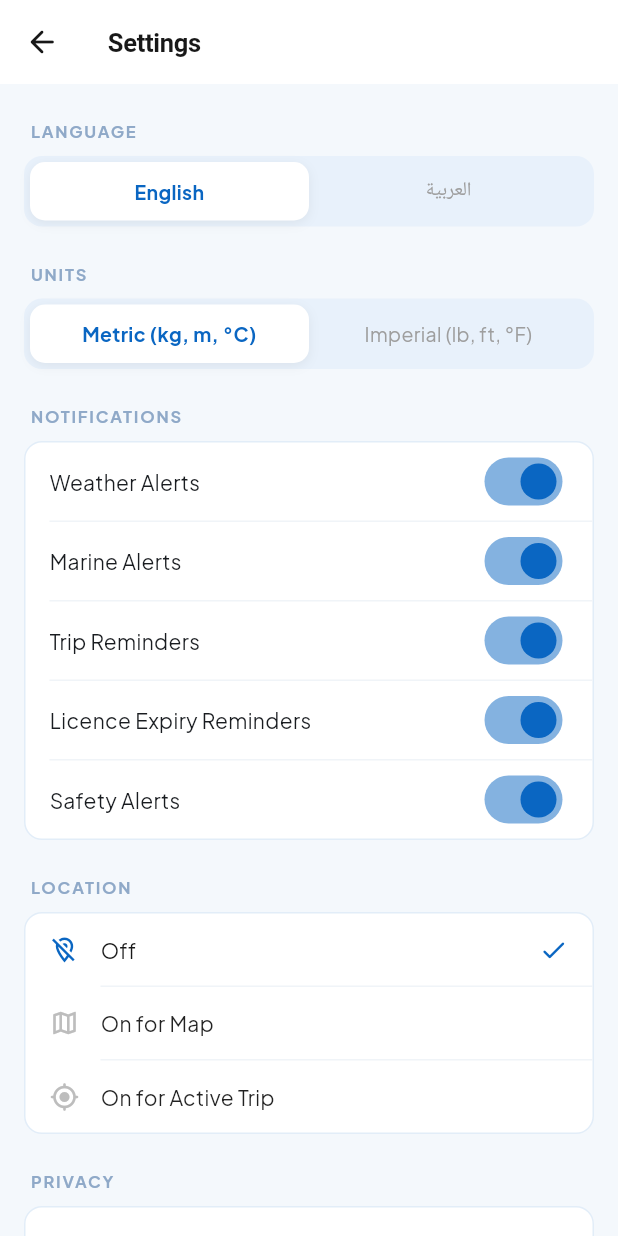
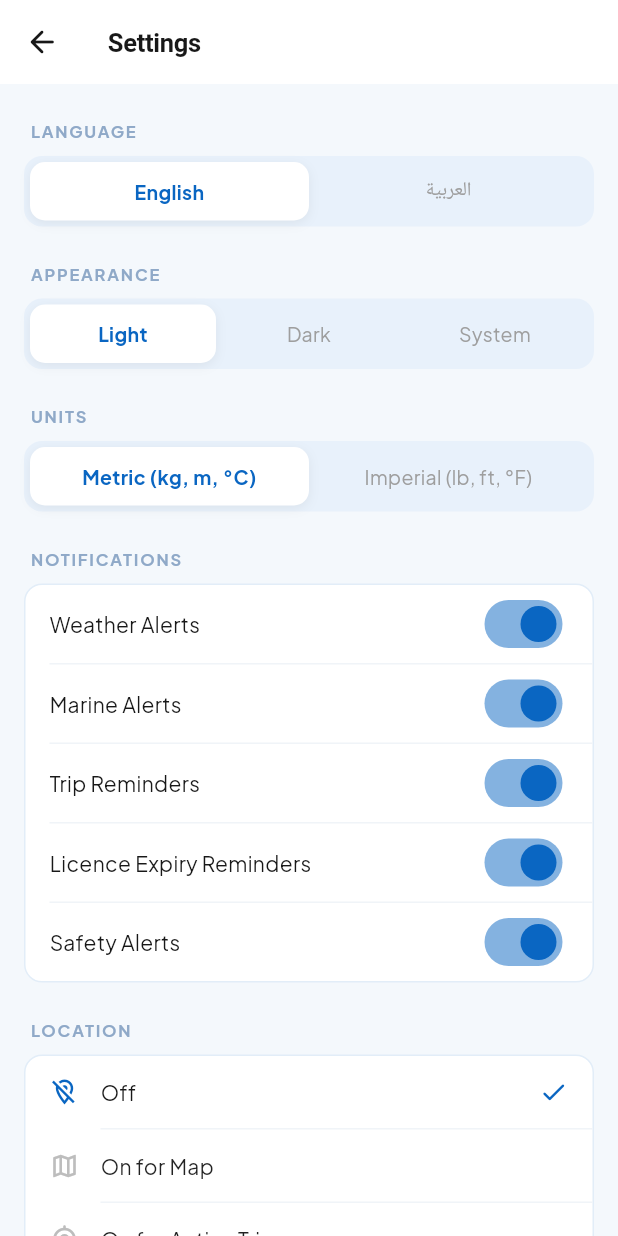
Before and after one commit to Sonalhegde/BAHHAR, a Flutter app: the ProfileSettingsScreen screen opened by its route, on a phone screen of 412 x 824 dp. Run offline on Flutter 3.47's test engine with Material 3 defaults, Android fonts, the phone set to English and light mode, and no system bars; our stand-ins replace cloud_firestore, firebase_auth, firebase_core, firebase_messaging, flutter_riverpod, geolocator and 7 more; missing offline and left inert: maplibre_gl; accounts and stored records are empty.

Commit message:
feat(theme): add real dark theme via AppColorTokens ThemeExtension
- app_color_tokens.dart: ThemeExtension with contrast-checked .light/.dark
  instances (dark seeded from the unused night palette, WCAG-AA measured)
  plus a context.colors accessor for the Step 3 migration.
- app_theme.dart: coastalLightTheme + a genuine coastalDarkTheme built from a
  shared _build(); each registers its AppColorTokens and a real ColorScheme.
- app_text_styles.dart: strip the hardcoded primary-ink colour so the 8
  text-primary styles inherit the ambient (now theme-aware) ink; muted
  secondary/tertiary styles kept explicit pending Step 3.
- prefs_service + preferences_provider: persist ThemeMode as a string
  (light/dark/system), read on init, saved via setThemeMode.
- app.dart: pass theme + darkTheme + watched themeMode to MaterialApp.router.
- profile_settings_screen: Light/Dark/System segmented selector.

```diff
--- a/lib/app.dart
+++ b/lib/app.dart
@@ -11,6 +11,7 @@ class BahharApp extends ConsumerWidget {
   @override
   Widget build(BuildContext context, WidgetRef ref) {
     final isArabic = ref.watch(isArabicProvider);
+    final themeMode = ref.watch(preferencesProvider).themeMode;
 
     return Directionality(
       textDirection: isArabic ? TextDirection.rtl : TextDirection.ltr,
@@ -18,7 +19,8 @@ class BahharApp extends ConsumerWidget {
         title: 'BAHHAR',
         debugShowCheckedModeBanner: false,
         theme: AppTheme.coastalLightTheme(isArabic: isArabic),
-        themeMode: ThemeMode.light,
+        darkTheme: AppTheme.coastalDarkTheme(isArabic: isArabic),
+        themeMode: themeMode,
         locale: isArabic ? const Locale('ar', 'OM') : const Locale('en', 'OM'),
         supportedLocales: const [
           Locale('en', 'OM'),
--- a/lib/core/providers/preferences_provider.dart
+++ b/lib/core/providers/preferences_provider.dart
@@ -53,13 +53,17 @@ class UserPreferences {
 class PreferencesNotifier extends StateNotifier<UserPreferences> {
   PreferencesNotifier() : super(UserPreferences(
         isMetric: PrefsService.getMetricUnits(),
+        themeMode: PrefsService.getThemeMode(),
       ));
 
   void toggleUnits() {
     state = state.copyWith(isMetric: !state.isMetric);
     _remember(PrefsService.setMetricUnits(state.isMetric));
   }
-  void setThemeMode(ThemeMode mode) => state = state.copyWith(themeMode: mode);
+  void setThemeMode(ThemeMode mode) {
+    state = state.copyWith(themeMode: mode);
+    _remember(PrefsService.setThemeMode(mode));
+  }
   void toggleWeatherAlerts(bool val) => state = state.copyWith(weatherAlerts: val);
   void toggleMarineAlerts(bool val) => state = state.copyWith(marineAlerts: val);
   void toggleTripReminders(bool val) => state = state.copyWith(tripReminders: val);
--- a/lib/core/services/prefs_service.dart
+++ b/lib/core/services/prefs_service.dart
@@ -1,3 +1,4 @@
+import 'package:flutter/material.dart' show ThemeMode;
 import 'package:shared_preferences/shared_preferences.dart';
 
 /// Device-local settings that must survive a restart: language, the port the
@@ -15,6 +16,7 @@ class PrefsService {
   static const String keyLanguageArabic = 'settings.language_arabic';
   static const String keyGovernorate = 'settings.governorate';
   static const String keyMetricUnits = 'settings.metric_units';
+  static const String keyThemeMode = 'settings.theme_mode';
 
   /// Muscat is the app's default view, not a guess about the user.
   static const String defaultGovernorate = 'Muscat';
@@ -48,6 +50,24 @@ class PrefsService {
 
   static Future<void> setMetricUnits(bool value) async {
     await _prefs?.setBool(keyMetricUnits, value);
+  }
+
+  /// Light / Dark / System, stored as a plain string so an unreadable or absent
+  /// value falls back to light (the palette every screen was drawn against)
+  /// rather than to some unexpected mode.
+  static ThemeMode getThemeMode() {
+    switch (_prefs?.getString(keyThemeMode)) {
+      case 'dark':
+        return ThemeMode.dark;
+      case 'system':
+        return ThemeMode.system;
+      default:
+        return ThemeMode.light;
+    }
+  }
+
+  static Future<void> setThemeMode(ThemeMode mode) async {
+    await _prefs?.setString(keyThemeMode, mode.name);
   }
 
   // ── Guest catch queue ───────────────────────────────────────────────────────
--- /dev/null
+++ b/lib/core/theme/app_color_tokens.dart
@@ -0,0 +1,231 @@
+import 'package:flutter/material.dart';
+
+/// Theme-aware surface/ink/accent tokens.
+///
+/// Static `AppColors.*` constants cannot react to a light/dark switch, so every
+/// "surface-type" colour the app paints now lives here as a [ThemeExtension] with
+/// a `.light` and a `.dark` instance. Resolve it anywhere with `context.colors`
+/// (see [AppThemeX]) and it follows the active theme automatically.
+///
+/// Dark values are seeded from the previously-unused night palette
+/// (nightModeBg/nightSurface/nightBorder/oceanDeep) and tuned against the GitHub
+/// Dark-Dimmed ramp, which is measured for WCAG-AA: body ink on card clears 4.5:1
+/// and large ink clears well beyond it. See the inline ratios on the text tokens.
+@immutable
+class AppColorTokens extends ThemeExtension<AppColorTokens> {
+  // ── Surfaces ──
+  final Color background; // app canvas
+  final Color card; // elevated card / white container
+  final Color surfaceSubtle; // soft chip / filled-field tint
+  final Color iconBox; // neutral icon backplate
+  final Color border; // hairline outline
+  final Color divider; // in-list separator
+  final Color glassSurface; // translucent glass fill
+  final Color glassBorder; // glass edge
+
+  // ── Ink ──
+  final Color textPrimary;
+  final Color textSecondary;
+  final Color textTertiary;
+  final Color textDisabled;
+
+  // ── Brand / accent ──
+  final Color primaryBlue;
+  final Color primaryBlueDark;
+  final Color cyanAccent;
+  final Color skyBlue;
+
+  // ── Semantic signals ──
+  final Color signalGood;
+  final Color signalGoodBg;
+  final Color signalCaution;
+  final Color signalCautionBg;
+  final Color signalAlert;
+  final Color signalAlertBg;
+  final Color legalRestricted;
+
+  // ── Chart & map ──
+  final Color mapWater;
+  final Color mapLand;
+  final Color mapContour;
+
+  // ── Loading skeletons ──
+  final Color skeletonBase;
+  final Color skeletonHighlight;
+
+  const AppColorTokens({
+    required this.background,
+    required this.card,
+    required this.surfaceSubtle,
+    required this.iconBox,
+    required this.border,
+    required this.divider,
+    required this.glassSurface,
+    required this.glassBorder,
+    required this.textPrimary,
+    required this.textSecondary,
+    required this.textTertiary,
+    required this.textDisabled,
+    required this.primaryBlue,
+    required this.primaryBlueDark,
+    required this.cyanAccent,
+    required this.skyBlue,
+    required this.signalGood,
+    required this.signalGoodBg,
+    required this.signalCaution,
+    required this.signalCautionBg,
+    required this.signalAlert,
+    required this.signalAlertBg,
+    required this.legalRestricted,
+    required this.mapWater,
+    required this.mapLand,
+    required this.mapContour,
+    required this.skeletonBase,
+    required this.skeletonHighlight,
+  });
+
+  // ── Light: the existing LinkedIn-corporate coastal palette ──
+  static const AppColorTokens light = AppColorTokens(
+    background: Color(0xFFF3F4F6),
+    card: Color(0xFFFFFFFF),
+    surfaceSubtle: Color(0xFFEBF3FA),
+    iconBox: Color(0xFFF3F6F8),
+    border: Color(0xFFE0E5EA),
+    divider: Color(0xFFF1F3F5),
+    glassSurface: Color(0xF8FFFFFF),
+    glassBorder: Color(0xFFE0E5EA),
+    textPrimary: Color(0xFF181818),
+    textSecondary: Color(0xFF5E5E5E),
+    textTertiary: Color(0xFF757575),
+    textDisabled: Color(0xFF9E9E9E),
+    primaryBlue: Color(0xFF0A66C2),
+    primaryBlueDark: Color(0xFF004182),
+    cyanAccent: Color(0xFF0073B1),
+    skyBlue: Color(0xFF70B5F9),
+    signalGood: Color(0xFF057642),
+    signalGoodBg: Color(0xFFE6F4EA),
+    signalCaution: Color(0xFFB25E00),
+    signalCautionBg: Color(0xFFFEF7E0),
+    signalAlert: Color(0xFFC5221F),
+    signalAlertBg: Color(0xFFFCE8E6),
+    legalRestricted: Color(0xFF6B46C1),
+    mapWater: Color(0xFFE5EEF7),
+    mapLand: Color(0xFFF0F3F6),
+    mapContour: Color(0xFFC8D9E8),
+    skeletonBase: Color(0xFFE8EDF2),
+    skeletonHighlight: Color(0xFFF6F8FA),
+  );
+
+  // ── Dark: night-seeded ramp, contrast-measured for WCAG-AA ──
+  // textPrimary #E6EDF3 on card #24292E  -> ~11.4:1
+  // textSecondary #ADBAC7 on card #24292E -> ~6.6:1
+  // textTertiary #98A2AD on card #24292E  -> ~4.7:1 (clears 4.5 for small meta)
+  static const AppColorTokens dark = AppColorTokens(
+    background: Color(0xFF0F1419),
+    card: Color(0xFF24292E),
+    surfaceSubtle: Color(0xFF21262D),
+    iconBox: Color(0xFF21262D),
+    border: Color(0xFF383E45),
+    divider: Color(0xFF30363D),
+    glassSurface: Color(0xE021262D),
+    glassBorder: Color(0xFF383E45),
+    textPrimary: Color(0xFFE6EDF3),
+    textSecondary: Color(0xFFADBAC7),
+    textTertiary: Color(0xFF98A2AD),
+    textDisabled: Color(0xFF6E7681),
+    primaryBlue: Color(0xFF4493F8),
+    primaryBlueDark: Color(0xFF1F6FEB),
+    cyanAccent: Color(0xFF58A6FF),
+    skyBlue: Color(0xFF79B8FF),
+    signalGood: Color(0xFF3FB950),
+    signalGoodBg: Color(0xFF16281B),
+    signalCaution: Color(0xFFD29922),
+    signalCautionBg: Color(0xFF2B2111),
+    signalAlert: Color(0xFFF85149),
+    signalAlertBg: Color(0xFF2D1A1A),
+    legalRestricted: Color(0xFFA371F7),
+    mapWater: Color(0xFF10222E),
+    mapLand: Color(0xFF1C2733),
+    mapContour: Color(0xFF2D3B49),
+    skeletonBase: Color(0xFF30363D),
+    skeletonHighlight: Color(0xFF3D444D),
+  );
+
+  @override
+  AppColorTokens copyWith({
+    Color? background,
+    Color? card,
+    Color? surfaceSubtle,
+    Color? iconBox,
+    Color? border,
+    Color? divider,
+    Color? glassSurface,
+    Color? glassBorder,
+    Color? textPrimary,
+    Color? textSecondary,
+    Color? textTertiary,
+    Color? textDisabled,
+    Color? primaryBlue,
+    Color? primaryBlueDark,
+    Color? cyanAccent,
+    Color? skyBlue,
+    Color? signalGood,
+    Color? signalGoodBg,
+    Color? signalCaution,
+    Color? signalCautionBg,
+    Color? signalAlert,
+    Color? signalAlertBg,
+    Color? legalRestricted,
+    Color? mapWater,
+    Color? mapLand,
+    Color? mapContour,
+    Color? skeletonBase,
+    Color? skeletonHighlight,
+  }) {
+    return AppColorTokens(
+      background: background ?? this.background,
+      card: card ?? this.card,
+      surfaceSubtle: surfaceSubtle ?? this.surfaceSubtle,
+      iconBox: iconBox ?? this.iconBox,
+      border: border ?? this.border,
+      divider: divider ?? this.divider,
+      glassSurface: glassSurface ?? this.glassSurface,
+      glassBorder: glassBorder ?? this.glassBorder,
+      textPrimary: textPrimary ?? this.textPrimary,
+      textSecondary: textSecondary ?? this.textSecondary,
+      textTertiary: textTertiary ?? this.textTertiary,
+      textDisabled: textDisabled ?? this.textDisabled,
+      primaryBlue: primaryBlue ?? this.primaryBlue,
+      primaryBlueDark: primaryBlueDark ?? this.primaryBlueDark,
+      cyanAccent: cyanAccent ?? this.cyanAccent,
+      skyBlue: skyBlue ?? this.skyBlue,
+      signalGood: signalGood ?? this.signalGood,
+      signalGoodBg: signalGoodBg ?? this.signalGoodBg,
+      signalCaution: signalCaution ?? this.signalCaution,
+      signalCautionBg: signalCautionBg ?? this.signalCautionBg,
+      signalAlert: signalAlert ?? this.signalAlert,
+      signalAlertBg: signalAlertBg ?? this.signalAlertBg,
+      legalRestricted: legalRestricted ?? this.legalRestricted,
+      mapWater: mapWater ?? this.mapWater,
+      mapLand: mapLand ?? this.mapLand,
+      mapContour: mapContour ?? this.mapContour,
+      skeletonBase: skeletonBase ?? this.skeletonBase,
+      skeletonHighlight: skeletonHighlight ?? this.skeletonHighlight,
+    );
+  }
+
+  // A discrete switch rather than a per-channel blend: these are identity
+  // colours, not values that should exist at 50% between themes. It also keeps
+  // the extension cheap to lerp during a theme animation.
+  @override
+  AppColorTokens lerp(ThemeExtension<AppColorTokens>? other, double t) {
+    if (other is! AppColorTokens) return this;
+    return t < 0.5 ? this : other;
+  }
+}
+
+/// `context.colors.textPrimary` — the one-line accessor the whole migration uses.
+extension AppThemeX on BuildContext {
+  AppColorTokens get colors =>
+      Theme.of(this).extension<AppColorTokens>() ?? AppColorTokens.light;
+}
--- a/lib/core/theme/app_text_styles.dart
+++ b/lib/core/theme/app_text_styles.dart
@@ -12,7 +12,6 @@ class AppTextStyles {
     height: 34 / 28,
     fontWeight: FontWeight.w800,
     letterSpacing: -0.7,
-    color: AppColors.textPrimary,
   );
 
   // ── Big numeric readouts (gauge scores, stats) ──
@@ -21,7 +20,6 @@ class AppTextStyles {
     height: 1.0,
     fontWeight: FontWeight.w800,
     letterSpacing: -1.2,
-    color: AppColors.textPrimary,
   );
 
   // ── Screen Title (Top Level) ──
@@ -30,7 +28,6 @@ class AppTextStyles {
     height: 26 / 20,
     fontWeight: FontWeight.w700,
     letterSpacing: -0.4,
-    color: AppColors.textPrimary,
   );
 
   // ── Subhead / Section Title ──
@@ -39,7 +36,6 @@ class AppTextStyles {
     height: 23 / 17,
     fontWeight: FontWeight.w700,
     letterSpacing: -0.2,
-    color: AppColors.textPrimary,
   );
 
   // ── Group Header (Upper Micro Label) ──
@@ -57,7 +53,6 @@ class AppTextStyles {
     height: 21 / 15.5,
     fontWeight: FontWeight.w700,
     letterSpacing: -0.15,
-    color: AppColors.textPrimary,
   );
 
   // ── Body & Body Medium (Primary Reading Standard) ──
@@ -66,7 +61,6 @@ class AppTextStyles {
     height: 1.5,
     fontWeight: FontWeight.w400,
     letterSpacing: 0.05,
-    color: AppColors.textPrimary,
   );
 
   static const TextStyle bodyMedium = TextStyle(
@@ -74,7 +68,6 @@ class AppTextStyles {
     height: 1.5,
     fontWeight: FontWeight.w500,
     letterSpacing: 0.05,
-    color: AppColors.textPrimary,
   );
 
   // ── Labels ──
@@ -83,7 +76,6 @@ class AppTextStyles {
     height: 18 / 13,
     fontWeight: FontWeight.w600,
     letterSpacing: 0.1,
-    color: AppColors.textPrimary,
   );
 
   static const TextStyle labelSmall = TextStyle(
--- a/lib/core/theme/app_theme.dart
+++ b/lib/core/theme/app_theme.dart
@@ -1,29 +1,55 @@
 import 'package:flutter/material.dart';
 import 'package:google_fonts/google_fonts.dart';
-import 'app_colors.dart';
+import 'app_color_tokens.dart';
 import 'app_text_styles.dart';
 
-/// BAHHAR Coastal Light Theme
+/// BAHHAR Coastal theme pair.
+///
 /// Typography is powered by Google Fonts:
 /// - English: Plus Jakarta Sans (geometric humanist sans, modern product feel)
 /// - Arabic : Cairo (full Arabic + Latin coverage, matched weight rhythm)
+///
+/// Both a genuine light and dark [ThemeData] are produced from a single
+/// [_build]; the only thing that changes is the [AppColorTokens] instance and
+/// the [Brightness], so the surface/ink ramp stays coherent across modes.
 class AppTheme {
-  static ThemeData coastalLightTheme({bool isArabic = false}) {
+  static ThemeData _build(
+    Brightness brightness,
+    AppColorTokens tokens,
+    bool isArabic,
+  ) {
+    // Seed the Material scheme off the brand blue but pin the surface/ink roles
+    // to the token ramp so bare Text() and Material widgets land on the exact
+    // contrast-measured colours rather than fromSeed's auto-derived neutrals.
+    final scheme = ColorScheme.fromSeed(
+      seedColor: tokens.primaryBlue,
+      brightness: brightness,
+    ).copyWith(
+      surface: tokens.card,
+      onSurface: tokens.textPrimary,
+      onSurfaceVariant: tokens.textSecondary,
+      primary: tokens.primaryBlue,
+    );
+
     final base = ThemeData(
       useMaterial3: true,
-      brightness: Brightness.light,
-      scaffoldBackgroundColor: AppColors.bgGradientTop,
-      colorSchemeSeed: AppColors.primaryBlue,
-      appBarTheme: const AppBarTheme(
+      brightness: brightness,
+      colorScheme: scheme,
+      scaffoldBackgroundColor: tokens.background,
+      extensions: <ThemeExtension<dynamic>>[tokens],
+      appBarTheme: AppBarTheme(
         backgroundColor: Colors.transparent,
-        foregroundColor: AppColors.oceanNavy,
+        foregroundColor: tokens.textPrimary,
         elevation: 0,
         scrolledUnderElevation: 0,
         centerTitle: false,
-        titleTextStyle: AppTextStyles.subhead,
+        // AppBar paints titleTextStyle verbatim, so it must carry an explicit
+        // colour — a stripped (null) colour here would not fall back cleanly.
+        titleTextStyle:
+            AppTextStyles.subhead.copyWith(color: tokens.textPrimary),
       ),
-      dividerTheme: const DividerThemeData(
-        color: Color(0xFFE2EDF8),
+      dividerTheme: DividerThemeData(
+        color: tokens.divider,
         thickness: 1,
         space: 1,
       ),
@@ -43,8 +69,14 @@ class AppTheme {
     );
   }
 
+  static ThemeData coastalLightTheme({bool isArabic = false}) =>
+      _build(Brightness.light, AppColorTokens.light, isArabic);
+
+  static ThemeData coastalDarkTheme({bool isArabic = false}) =>
+      _build(Brightness.dark, AppColorTokens.dark, isArabic);
+
+  // ── Backward-compat accessors (kept so old references don't break) ──
   static ThemeData get lightTheme => coastalLightTheme();
-  static ThemeData get darkTheme => coastalLightTheme();
-  // backward-compat alias kept so old references don't break
+  static ThemeData get darkTheme => coastalDarkTheme();
   static ThemeData get marineDarkTheme => coastalLightTheme();
 }
--- a/lib/features/profile/presentation/profile_settings_screen.dart
+++ b/lib/features/profile/presentation/profile_settings_screen.dart
@@ -29,6 +29,24 @@ class ProfileSettingsScreen extends ConsumerWidget {
             options: const ['English', 'العربية'],
             selectedIndex: isArabic ? 1 : 0,
             onChanged: (i) => ref.read(isArabicProvider.notifier).setArabic(i == 1),
+          ),
+
+          // ── Appearance ─────────────────────────────────────────────────────
+          _SectionHeader(isArabic ? 'المظهر' : 'Appearance'),
+          _SegmentedChoice(
+            options: [
+              isArabic ? 'فاتح' : 'Light',
+              isArabic ? 'داكن' : 'Dark',
+              isArabic ? 'النظام' : 'System',
+            ],
+            selectedIndex: switch (prefs.themeMode) {
+              ThemeMode.light => 0,
+              ThemeMode.dark => 1,
+              _ => 2,
+            },
+            onChanged: (i) => ref
+                .read(preferencesProvider.notifier)
+                .setThemeMode(const [ThemeMode.light, ThemeMode.dark, ThemeMode.system][i]),
           ),
 
           // ── Units ─────────────────────────────────────────────────────────
```
